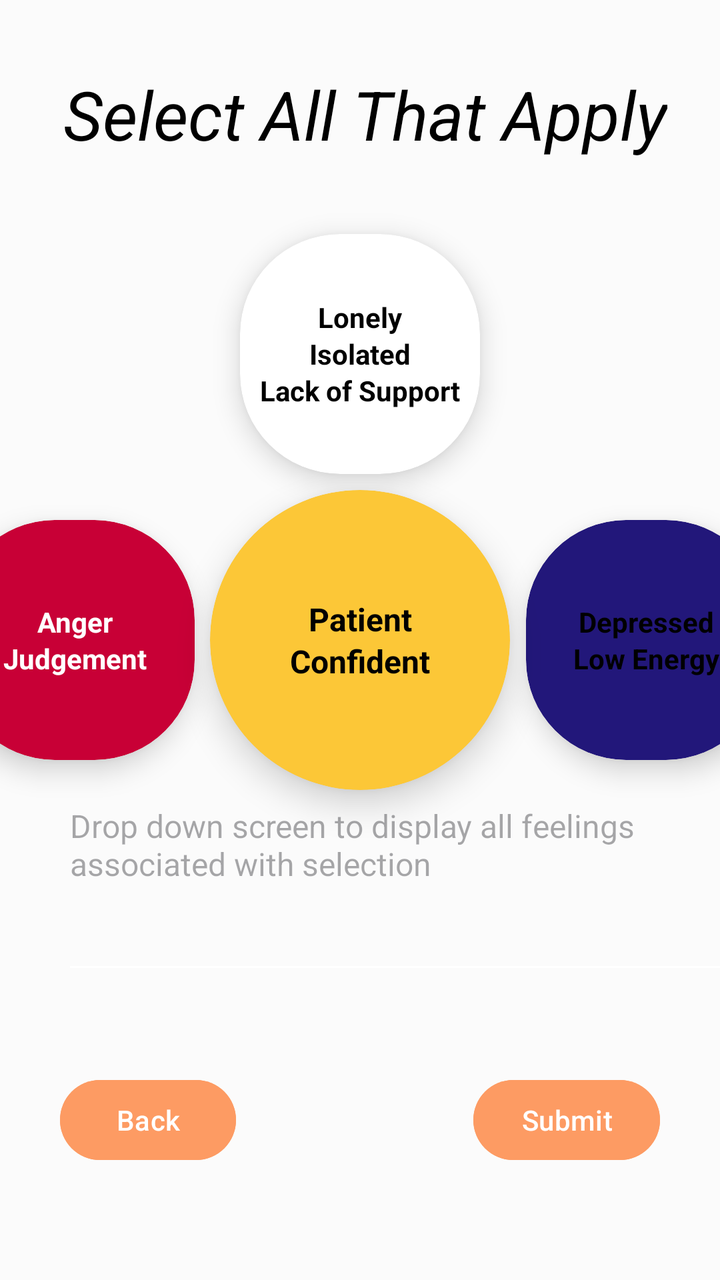
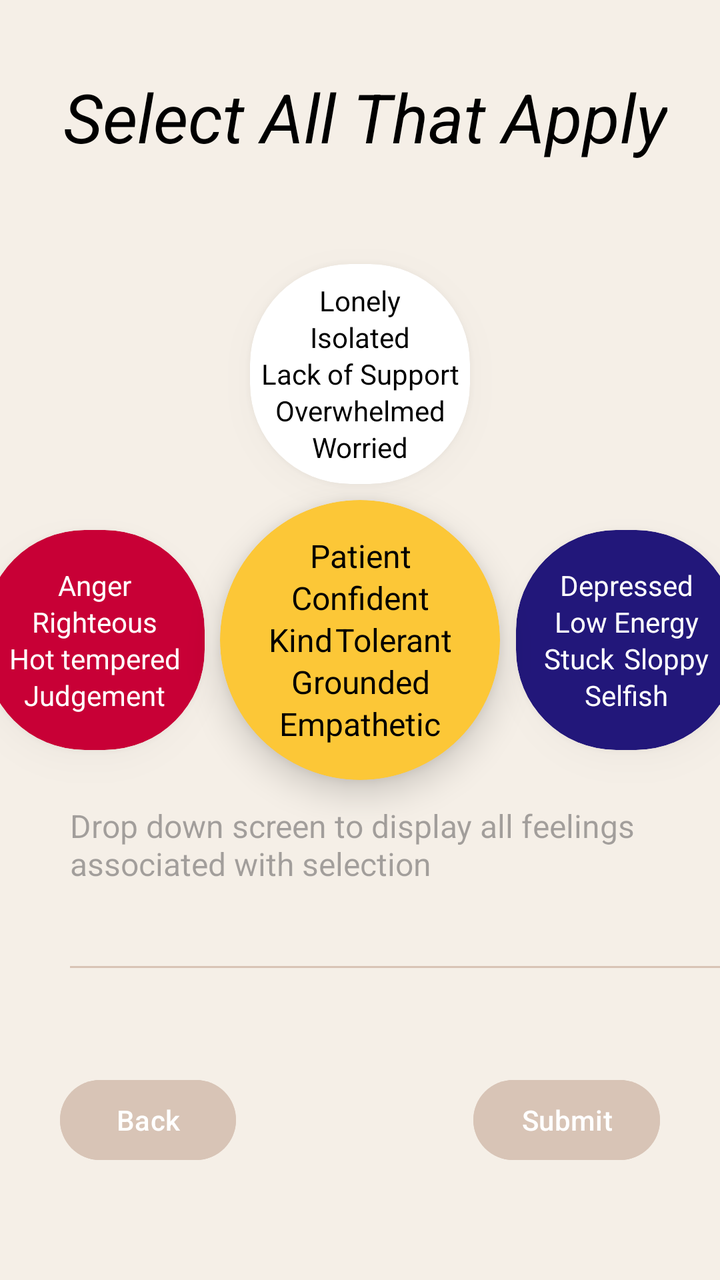

Compare the two renders of this Android layout. The source of the first and the diff that turns it into the second are given below.
<!-- AndroidManifest.xml: application theme Theme.OPTIMALStateOfLiving -->
<!-- res/layout/feelings.xml -->
<androidx.constraintlayout.widget.ConstraintLayout xmlns:android="http://schemas.android.com/apk/res/android"
    xmlns:app="http://schemas.android.com/apk/res-auto"
    xmlns:tools="http://schemas.android.com/tools"
    android:layout_width="match_parent"
    android:layout_height="match_parent"
    android:background="#FBFBFB"
    tools:context=".MainActivity">

    
    <TextView
        android:layout_width="wrap_content"
        android:layout_height="wrap_content"
        android:layout_marginStart="50dp"
        android:layout_marginEnd="50dp"
        android:layout_marginBottom="60dp"
        android:text="Select All That Apply"
        android:textColor="#000000"
        android:textSize="34sp"
        android:textStyle="normal|italic"
        app:layout_constraintBottom_toTopOf="@+id/center_bubble"
        app:layout_constraintEnd_toEndOf="parent"
        app:layout_constraintHorizontal_bias="0.444"
        app:layout_constraintStart_toStartOf="parent"
        app:layout_constraintTop_toTopOf="parent"
        app:layout_constraintVertical_bias="0.247" />

    <androidx.cardview.widget.CardView
        android:id="@+id/center_bubble"
        android:layout_width="150dp"
        android:layout_height="150dp"
        android:layout_margin="8dp"
        android:backgroundTint="#FCC737"
        app:cardCornerRadius="75dp"
        app:cardElevation="10dp"
        app:layout_constraintBottom_toBottomOf="parent"
        app:layout_constraintEnd_toEndOf="parent"
        app:layout_constraintStart_toStartOf="parent"
        app:layout_constraintTop_toTopOf="parent">

        <TextView
            android:layout_width="match_parent"
            android:layout_height="match_parent"
            android:gravity="center"
            android:text="Patient\nConfident"
            android:lineSpacingExtra="2dp"
            android:singleLine="false"
            android:textColor="#000000"
            android:textSize="16sp"
            android:textStyle="bold"
            tools:layout_editor_absoluteX="145dp"
            tools:layout_editor_absoluteY="164dp" />

    </androidx.cardview.widget.CardView>


    

    <androidx.cardview.widget.CardView
        android:id="@+id/top_bubble"
        android:layout_width="120dp"
        android:layout_height="120dp"
        android:layout_margin="8dp"
        android:backgroundTint="#FFFFFF"
        app:cardCornerRadius="50dp"
        app:cardElevation="8dp"
        app:layout_constraintBottom_toTopOf="@id/center_bubble"
        app:layout_constraintEnd_toEndOf="@id/center_bubble"
        app:layout_constraintStart_toStartOf="@id/center_bubble">

        <TextView
            android:layout_width="match_parent"
            android:layout_height="match_parent"
            android:gravity="center"
            android:text="Lonely\nIsolated\nLack of Support"
            android:lineSpacingExtra="2dp"
            android:singleLine="false"
            android:textColor="#000000"
            android:textSize="14sp"
            android:textStyle="bold" />

    </androidx.cardview.widget.CardView>

    
    <androidx.cardview.widget.CardView
        android:id="@+id/right_bubble"
        android:layout_width="120dp"
        android:layout_height="120dp"
        android:layout_margin="8dp"
        android:backgroundTint="#22177A"
        app:cardCornerRadius="50dp"
        app:cardElevation="8dp"
        app:layout_constraintBottom_toBottomOf="@id/center_bubble"
        app:layout_constraintStart_toEndOf="@id/center_bubble"
        app:layout_constraintTop_toTopOf="@id/center_bubble">

        <TextView
            android:layout_width="match_parent"
            android:layout_height="match_parent"
            android:gravity="center"
            android:text="Depressed\nLow Energy"
            android:lineSpacingExtra="2dp"
            android:singleLine="false"
            android:textColor="#000000"
            android:textSize="14sp"
            android:textStyle="bold" />
    </androidx.cardview.widget.CardView>

    
    <androidx.cardview.widget.CardView
        android:id="@+id/left_bubble"
        android:layout_width="120dp"
        android:layout_height="120dp"
        android:layout_margin="8dp"
        android:backgroundTint="#C80036"
        app:cardCornerRadius="50dp"
        app:cardElevation="8dp"
        app:layout_constraintBottom_toBottomOf="@id/center_bubble"
        app:layout_constraintEnd_toStartOf="@id/center_bubble"
        app:layout_constraintTop_toTopOf="@id/center_bubble">

        <TextView
            android:layout_width="match_parent"
            android:layout_height="match_parent"
            android:gravity="center"
            android:text="Anger\nJudgement"
            android:lineSpacingExtra="2dp"
            android:singleLine="false"
            android:textColor="#FFFFFF"
            android:textSize="14sp"
            android:textStyle="bold" />
    </androidx.cardview.widget.CardView>

    <Button
        android:id="@+id/button"
        android:layout_width="wrap_content"
        android:layout_height="wrap_content"
        android:layout_marginStart="30dp"
        android:layout_marginBottom="56dp"
        android:backgroundTint="#FD9B63"
        android:text="Back"
        app:layout_constraintBottom_toBottomOf="parent"
        app:layout_constraintStart_toStartOf="parent" />

    <Button
        android:id="@+id/button2"
        android:layout_width="wrap_content"
        android:layout_height="wrap_content"
        android:layout_marginEnd="30dp"
        android:layout_marginBottom="56dp"
        android:backgroundTint="#FD9B63"
        android:text="Submit"
        app:layout_constraintBottom_toBottomOf="parent"
        app:layout_constraintEnd_toEndOf="parent" />

    <EditText
        android:id="@+id/editTextTextMultiLine2"
        android:layout_width="350dp"
        android:layout_height="100dp"
        android:layout_marginStart="31dp"
        android:layout_marginEnd="31dp"
        android:layout_marginBottom="44dp"
        android:backgroundTint="#FFFFFF"
        android:ems="10"
        android:gravity="start|top"
        android:textColor="#000000"
        android:hint="Drop down screen to display all feelings associated with selection "
        android:textSize="16sp"
        android:inputType="textMultiLine"
        app:layout_constraintBottom_toTopOf="@+id/button"
        app:layout_constraintEnd_toEndOf="parent"
        app:layout_constraintHorizontal_bias="0.0"
        app:layout_constraintStart_toStartOf="parent" />


</androidx.constraintlayout.widget.ConstraintLayout>
<!-- resources referenced by this layout -->
<resources>
  <style name="Theme.OPTIMALStateOfLiving" parent="Base.Theme.OPTIMALStateOfLiving" />
  <style name="Base.Theme.OPTIMALStateOfLiving" parent="Theme.Material3.DynamicColors.DayNight.NoActionBar">
          
          
          <item name="colorPrimary">@color/black</item>
          <item name="colorPrimaryVariant">@color/black</item>
          <item name="android:colorBackground">@color/grey</item>
      </style>
  <color name="black">#FF000000</color>
  <color name="grey">#D8D9DA</color>
</resources>

<!-- the commit's change to res/layout/feelings.xml (unified diff, before → after) -->
@@ -3,10 +3,10 @@
     xmlns:tools="http://schemas.android.com/tools"
     android:layout_width="match_parent"
     android:layout_height="match_parent"
-    android:background="#FBFBFB"
+    android:background="#F5EFE7"
     tools:context=".MainActivity">
 
-    
+
     <TextView
         android:layout_width="wrap_content"
         android:layout_height="wrap_content"
@@ -23,11 +23,11 @@
         app:layout_constraintStart_toStartOf="parent"
         app:layout_constraintTop_toTopOf="parent"
         app:layout_constraintVertical_bias="0.247" />
-
+    
     <androidx.cardview.widget.CardView
         android:id="@+id/center_bubble"
-        android:layout_width="150dp"
-        android:layout_height="150dp"
+        android:layout_width="140dp"
+        android:layout_height="140dp"
         android:layout_margin="8dp"
         android:backgroundTint="#FCC737"
         app:cardCornerRadius="75dp"
@@ -41,12 +41,11 @@
             android:layout_width="match_parent"
             android:layout_height="match_parent"
             android:gravity="center"
-            android:text="Patient\nConfident"
+            android:text="Patient\nConfident\nKind\tTolerant\nGrounded\nEmpathetic"
             android:lineSpacingExtra="2dp"
             android:singleLine="false"
             android:textColor="#000000"
             android:textSize="16sp"
-            android:textStyle="bold"
             tools:layout_editor_absoluteX="145dp"
             tools:layout_editor_absoluteY="164dp" />
 
@@ -57,8 +56,8 @@
 
     <androidx.cardview.widget.CardView
         android:id="@+id/top_bubble"
-        android:layout_width="120dp"
-        android:layout_height="120dp"
+        android:layout_width="110dp"
+        android:layout_height="110dp"
         android:layout_margin="8dp"
         android:backgroundTint="#FFFFFF"
         app:cardCornerRadius="50dp"
@@ -71,20 +70,19 @@
             android:layout_width="match_parent"
             android:layout_height="match_parent"
             android:gravity="center"
-            android:text="Lonely\nIsolated\nLack of Support"
+            android:text="Lonely\nIsolated\nLack of Support\nOverwhelmed\nWorried"
             android:lineSpacingExtra="2dp"
             android:singleLine="false"
             android:textColor="#000000"
-            android:textSize="14sp"
-            android:textStyle="bold" />
+            android:textSize="14sp" />
 
     </androidx.cardview.widget.CardView>
 
     
     <androidx.cardview.widget.CardView
         android:id="@+id/right_bubble"
-        android:layout_width="120dp"
-        android:layout_height="120dp"
+        android:layout_width="110dp"
+        android:layout_height="110dp"
         android:layout_margin="8dp"
         android:backgroundTint="#22177A"
         app:cardCornerRadius="50dp"
@@ -97,19 +95,18 @@
             android:layout_width="match_parent"
             android:layout_height="match_parent"
             android:gravity="center"
-            android:text="Depressed\nLow Energy"
+            android:text="Depressed\nLow Energy\nStuck\tSloppy\nSelfish"
             android:lineSpacingExtra="2dp"
             android:singleLine="false"
-            android:textColor="#000000"
-            android:textSize="14sp"
-            android:textStyle="bold" />
+            android:textColor="#FFFFFF"
+            android:textSize="14sp" />
     </androidx.cardview.widget.CardView>
 
     
     <androidx.cardview.widget.CardView
         android:id="@+id/left_bubble"
-        android:layout_width="120dp"
-        android:layout_height="120dp"
+        android:layout_width="110dp"
+        android:layout_height="110dp"
         android:layout_margin="8dp"
         android:backgroundTint="#C80036"
         app:cardCornerRadius="50dp"
@@ -122,12 +119,11 @@
             android:layout_width="match_parent"
             android:layout_height="match_parent"
             android:gravity="center"
-            android:text="Anger\nJudgement"
+            android:text="Anger\nRighteous\nHot tempered\nJudgement"
             android:lineSpacingExtra="2dp"
             android:singleLine="false"
             android:textColor="#FFFFFF"
-            android:textSize="14sp"
-            android:textStyle="bold" />
+            android:textSize="14sp" />
     </androidx.cardview.widget.CardView>
 
     <Button
@@ -136,7 +132,7 @@
         android:layout_height="wrap_content"
         android:layout_marginStart="30dp"
         android:layout_marginBottom="56dp"
-        android:backgroundTint="#FD9B63"
+        android:backgroundTint="#D8C4B6"
         android:text="Back"
         app:layout_constraintBottom_toBottomOf="parent"
         app:layout_constraintStart_toStartOf="parent" />
@@ -147,7 +143,7 @@
         android:layout_height="wrap_content"
         android:layout_marginEnd="30dp"
         android:layout_marginBottom="56dp"
-        android:backgroundTint="#FD9B63"
+        android:backgroundTint="#D8C4B6"
         android:text="Submit"
         app:layout_constraintBottom_toBottomOf="parent"
         app:layout_constraintEnd_toEndOf="parent" />
@@ -159,7 +155,7 @@
         android:layout_marginStart="31dp"
         android:layout_marginEnd="31dp"
         android:layout_marginBottom="44dp"
-        android:backgroundTint="#FFFFFF"
+        android:backgroundTint="#D8C4B6"
         android:ems="10"
         android:gravity="start|top"
         android:textColor="#000000"
